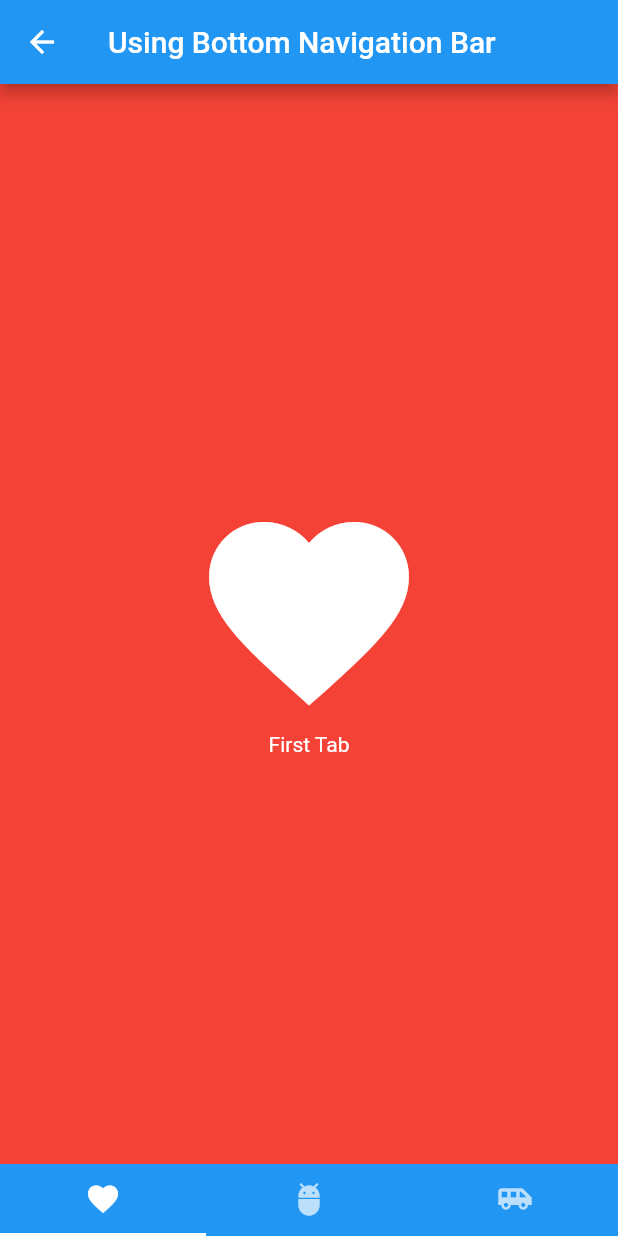
After one commit to vlance11/flutter-moonlight, a Flutter app: the UsingBottomNavBarView screen opened by its route, on a phone screen of 412 x 824 dp. The commit adds this screen. Run offline on Flutter 3.47's test engine with Material 2 defaults, Android fonts, the phone set to English and light mode, and no system bars; our stand-ins replace share_plus; network calls fail.

Commit message:
create a bottom nav bar example

```diff
--- a/lib/constants/routes.dart
+++ b/lib/constants/routes.dart
@@ -7,6 +7,7 @@ import '../views/example/input_fields_example.dart';
 import '../views/example/load_local_image.dart';
 import '../views/example/load_local_json.dart';
 import '../views/example/load_more_using_api.dart';
+import '../views/example/using_bottom_nav_bar.dart';
 import '../views/example_view.dart';
 import '../views/home_view.dart';
 
@@ -21,6 +22,7 @@ const LoadLocalJSONRoute = "/load-local-json";
 const LoadMoreUsingAPIRoute = "/load-more-using-api";
 const ButtonsExampleRoute = "/buttons-example";
 const InputFieldsExampleRoute = "/input-fields-example";
+const UsingBottomNavBarExampleRoute = "/using-bottom-nav-bar";
 
 class Routes {
   static Route<dynamic> generateRoute(RouteSettings settings) {
@@ -49,6 +51,8 @@ class Routes {
         return MaterialPageRoute(builder: (_) => ButtonsExample());
       case InputFieldsExampleRoute:
         return MaterialPageRoute(builder: (_) => InputFieldsExample());
+      case UsingBottomNavBarExampleRoute:
+        return MaterialPageRoute(builder: (_) => UsingBottomNavBarView());
         // case '/second':
         //   // Validation of correct data type
         //   if (args is String) {
--- /dev/null
+++ b/lib/views/example/using_bottom_nav_bar.dart
@@ -0,0 +1,150 @@
+import 'package:flutter/material.dart';
+
+class UsingBottomNavBarView extends StatefulWidget {
+  UsingBottomNavBarView({Key? key}) : super(key: key);
+
+  @override
+  State<UsingBottomNavBarView> createState() => _UsingBottomNavBarViewState();
+}
+
+class _UsingBottomNavBarViewState extends State<UsingBottomNavBarView>
+    with SingleTickerProviderStateMixin {
+  // Create a tab controller
+  late TabController controller;
+
+  @override
+  void initState() {
+    super.initState();
+    // Initialize the Tab Controller
+    controller = TabController(length: 3, vsync: this);
+  }
+
+  @override
+  void dispose() {
+    // Dispose of the Tab Controller
+    controller.dispose();
+    super.dispose();
+  }
+
+  @override
+  Widget build(BuildContext context) {
+    return Scaffold(
+        appBar: AppBar(
+          // Title
+          title: Text("Using Bottom Navigation Bar"),
+          // Set the background color of the App Bar
+          backgroundColor: Colors.blue,
+        ),
+        body: TabBarView(
+          // Add tabs as widgets
+          children: <Widget>[FirstTab(), SecondTab(), ThirdTab()],
+          // set the controller
+          controller: controller,
+        ),
+        bottomNavigationBar: Material(
+            // set the color of the bottom navigation bar
+            color: Colors.blue,
+            // set the tab bar as the child of bottom navigation bar
+            child: TabBar(
+              tabs: <Tab>[
+                Tab(
+                  // set icon to the tab
+                  icon: Icon(Icons.favorite),
+                ),
+                Tab(
+                  icon: Icon(Icons.adb),
+                ),
+                Tab(
+                  icon: Icon(Icons.airport_shuttle),
+                ),
+              ],
+              // setup the controller
+              controller: controller,
+            )));
+  }
+}
+
+// Start of the Tab Bar View
+class FirstTab extends StatelessWidget {
+  @override
+  Widget build(BuildContext context) {
+    return Scaffold(
+      backgroundColor: Colors.red,
+      body: Container(
+        child: Center(
+          child: Column(
+            // center the children
+            mainAxisAlignment: MainAxisAlignment.center,
+            children: <Widget>[
+              Icon(
+                Icons.favorite,
+                size: 160.0,
+                color: Colors.white,
+              ),
+              Text(
+                "First Tab",
+                style: TextStyle(color: Colors.white),
+              )
+            ],
+          ),
+        ),
+      ),
+    );
+  }
+}
+
+class SecondTab extends StatelessWidget {
+  @override
+  Widget build(BuildContext context) {
+    return Scaffold(
+      backgroundColor: Colors.green,
+      body: Container(
+        child: Center(
+          child: Column(
+            // center the children
+            mainAxisAlignment: MainAxisAlignment.center,
+            children: <Widget>[
+              Icon(
+                Icons.adb,
+                size: 160.0,
+                color: Colors.white,
+              ),
+              Text(
+                "Second Tab",
+                style: TextStyle(color: Colors.white),
+              )
+            ],
+          ),
+        ),
+      ),
+    );
+  }
+}
+
+class ThirdTab extends StatelessWidget {
+  @override
+  Widget build(BuildContext context) {
+    return Scaffold(
+      backgroundColor: Colors.orange,
+      body: Container(
+        child: Center(
+          child: Column(
+            // center the children
+            mainAxisAlignment: MainAxisAlignment.center,
+            children: <Widget>[
+              Icon(
+                Icons.airport_shuttle,
+                size: 160.0,
+                color: Colors.white,
+              ),
+              Text(
+                "Third Tab",
+                style: TextStyle(color: Colors.white),
+              )
+            ],
+          ),
+        ),
+      ),
+    );
+  }
+}
--- a/lib/views/example_view.dart
+++ b/lib/views/example_view.dart
@@ -45,6 +45,12 @@ class ExampleView extends StatelessWidget {
               },
             ),
             ListTile(
+              title: Center(child: Text("Using Bottom Nav Bar Example")),
+              onTap: () {
+                Navigator.pushNamed(context, UsingBottomNavBarExampleRoute);
+              },
+            ),
+            ListTile(
               title: Center(child: Text("Input Fields Example")),
               onTap: () {
                 Navigator.pushNamed(context, InputFieldsExampleRoute);
```
Also changed, not shown: 1 other file.
